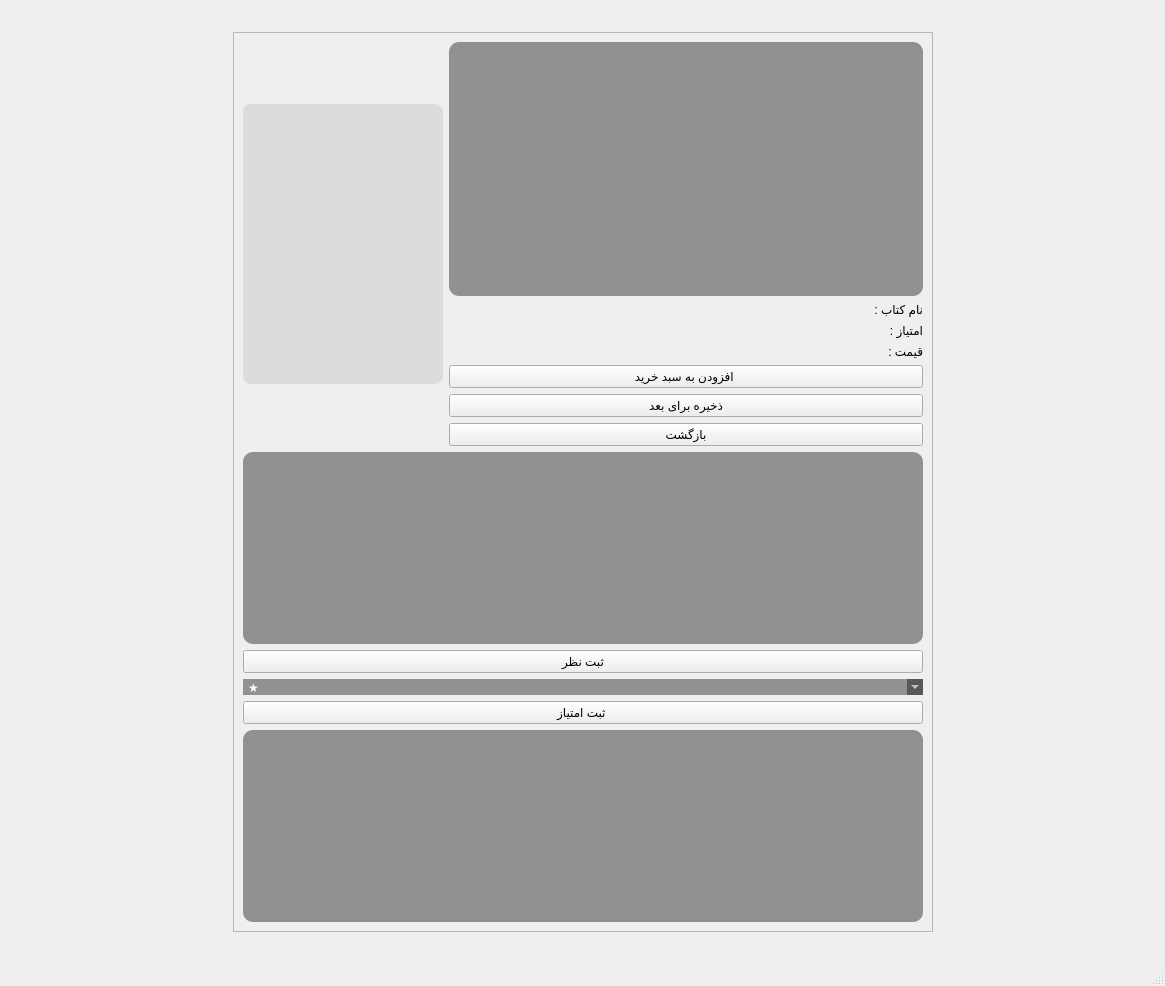
Qt form client/bookdetailswindow_c.ui (afkhamis1386-afk/bookCLUB_Project) before a commit.
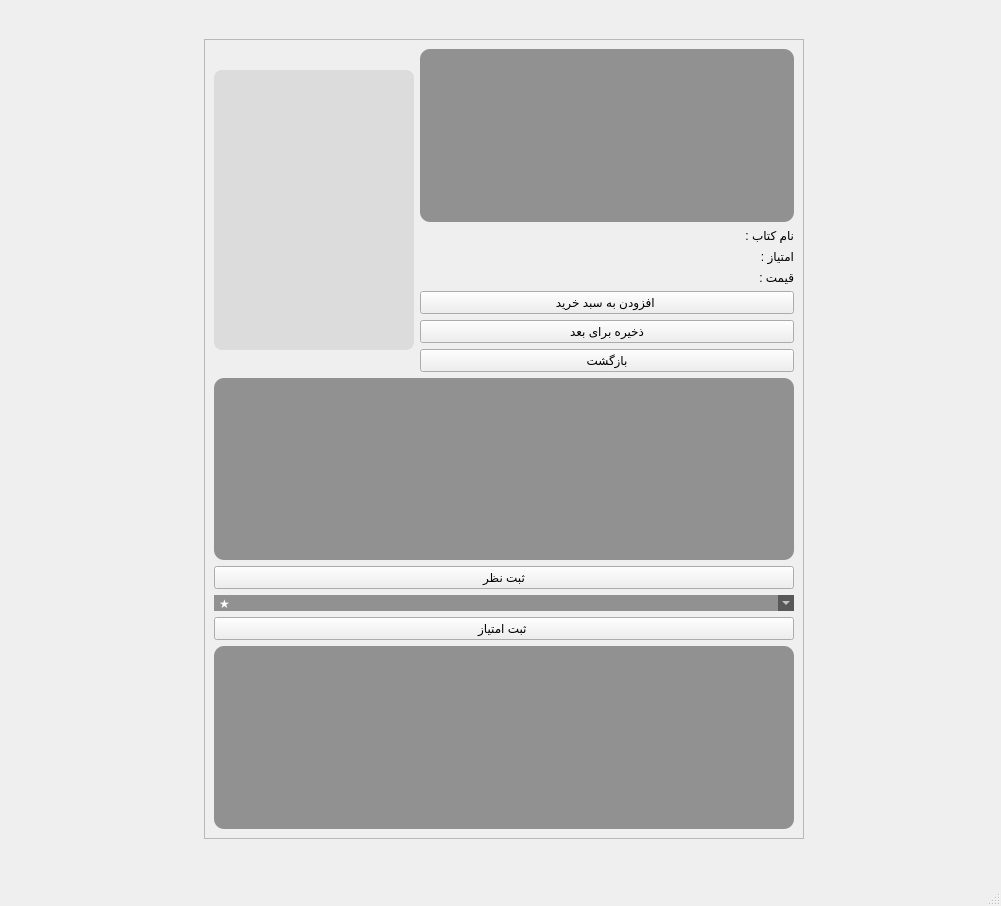
The same form after that commit. Icons and pictures are not drawn.

Commit message: refactor(ui): redesign project panels

Patch:
```diff
--- a/client/bookdetailswindow_c.ui
+++ b/client/bookdetailswindow_c.ui
@@ -6,8 +6,8 @@
    <rect>
     <x>0</x>
     <y>0</y>
-    <width>1165</width>
-    <height>986</height>
+    <width>1001</width>
+    <height>906</height>
    </rect>
   </property>
   <property name="windowTitle">
@@ -19,8 +19,8 @@
     border-image: url(:/wallhaven-49kq3d.jpg) 0 0 0 0 stretch stretch;
 }</string>
    </property>
-   <layout class="QGridLayout" name="gridLayout">
-    <item row="0" column="3">
+   <layout class="QGridLayout" name="gridLayout_2">
+    <item row="0" column="1">
      <spacer name="verticalSpacer">
       <property name="orientation">
        <enum>Qt::Vertical</enum>
@@ -28,69 +28,36 @@
       <property name="sizeHint" stdset="0">
        <size>
         <width>20</width>
-        <height>67</height>
+        <height>19</height>
        </size>
       </property>
      </spacer>
     </item>
-    <item row="2" column="0">
+    <item row="1" column="0">
      <spacer name="horizontalSpacer">
       <property name="orientation">
        <enum>Qt::Horizontal</enum>
       </property>
       <property name="sizeHint" stdset="0">
        <size>
-        <width>212</width>
+        <width>180</width>
         <height>20</height>
        </size>
       </property>
      </spacer>
     </item>
-    <item row="2" column="2">
-     <widget class="QLabel" name="statusLabel">
-      <property name="text">
-       <string/>
-      </property>
-     </widget>
-    </item>
-    <item row="2" column="5">
-     <spacer name="horizontalSpacer_2">
-      <property name="orientation">
-       <enum>Qt::Horizontal</enum>
-      </property>
-      <property name="sizeHint" stdset="0">
-       <size>
-        <width>211</width>
-        <height>20</height>
-       </size>
-      </property>
-     </spacer>
-    </item>
-    <item row="3" column="4">
-     <spacer name="verticalSpacer_2">
-      <property name="orientation">
-       <enum>Qt::Vertical</enum>
-      </property>
-      <property name="sizeHint" stdset="0">
-       <size>
-        <width>20</width>
-        <height>67</height>
-       </size>
-      </property>
-     </spacer>
-    </item>
-    <item row="1" column="1" rowspan="2" colspan="4">
+    <item row="1" column="1" colspan="2">
      <widget class="QScrollArea" name="scrollArea">
       <property name="minimumSize">
        <size>
-        <width>700</width>
-        <height>900</height>
+        <width>600</width>
+        <height>800</height>
        </size>
       </property>
       <property name="maximumSize">
        <size>
-        <width>16777215</width>
-        <height>1677215</height>
+        <width>600</width>
+        <height>900</height>
        </size>
       </property>
       <property name="styleSheet">
@@ -172,12 +139,12 @@
         <rect>
          <x>0</x>
          <y>0</y>
-         <width>698</width>
-         <height>898</height>
+         <width>598</width>
+         <height>798</height>
         </rect>
        </property>
-       <layout class="QVBoxLayout" name="verticalLayout_3">
-        <item>
+       <layout class="QGridLayout" name="gridLayout">
+        <item row="0" column="0">
          <layout class="QHBoxLayout" name="horizontalLayout">
           <item>
            <widget class="QLabel" name="coverImageLabel">
@@ -268,7 +235,7 @@
           </item>
          </layout>
         </item>
-        <item>
+        <item row="1" column="0">
          <layout class="QVBoxLayout" name="verticalLayout_2">
           <item>
            <widget class="QTextEdit" name="newReviewTextEdit">
@@ -348,6 +315,39 @@
       </widget>
      </widget>
     </item>
+    <item row="1" column="3">
+     <spacer name="horizontalSpacer_2">
+      <property name="orientation">
+       <enum>Qt::Horizontal</enum>
+      </property>
+      <property name="sizeHint" stdset="0">
+       <size>
+        <width>179</width>
+        <height>20</height>
+       </size>
+      </property>
+     </spacer>
+    </item>
+    <item row="2" column="0">
+     <widget class="QLabel" name="statusLabel">
+      <property name="text">
+       <string/>
+      </property>
+     </widget>
+    </item>
+    <item row="2" column="2">
+     <spacer name="verticalSpacer_2">
+      <property name="orientation">
+       <enum>Qt::Vertical</enum>
+      </property>
+      <property name="sizeHint" stdset="0">
+       <size>
+        <width>20</width>
+        <height>17</height>
+       </size>
+      </property>
+     </spacer>
+    </item>
    </layout>
   </widget>
   <widget class="QMenuBar" name="menubar">
```
Left out of the diff: 2 changed lines with no effect on the pictures. The commit also changes 4 other files.
